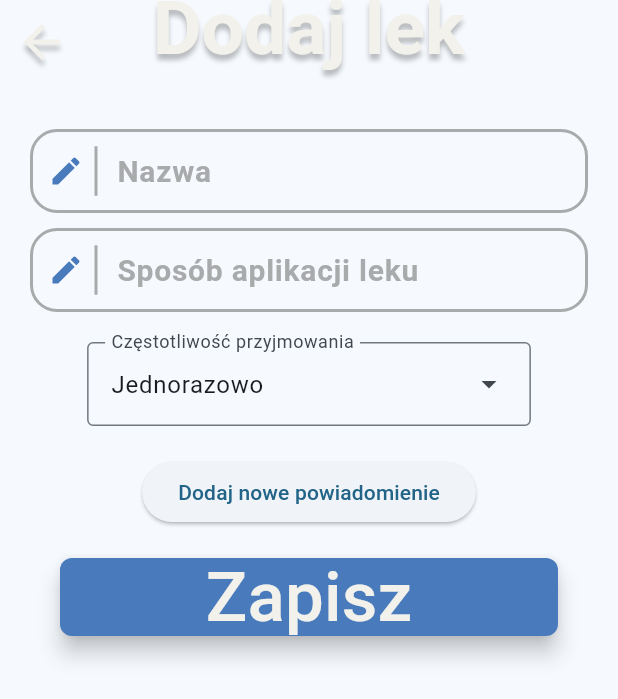
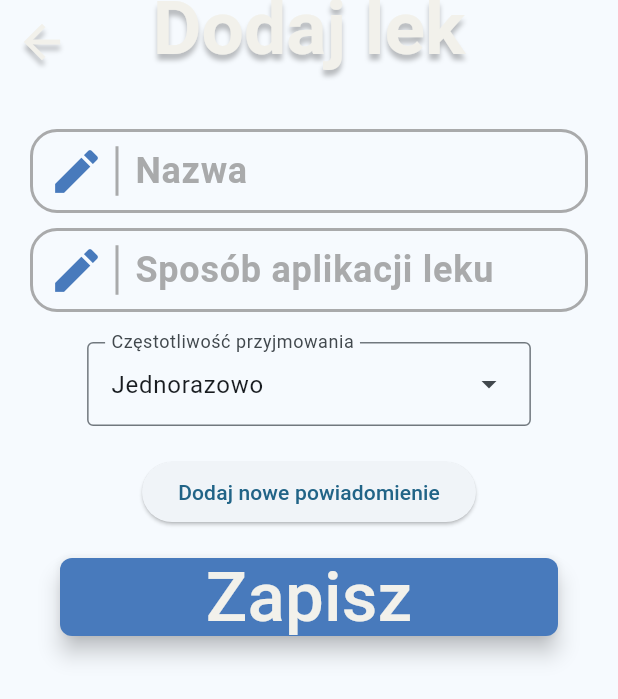
Before and after one commit to pikol93/PG_SLEMA, a Flutter app: the EditMedicineScreen screen opened directly with empty values, on a phone screen of 412 x 824 dp. Shown: the top 699 px of the screen. Run offline on Flutter 3.47's test engine with Material 3 defaults, Android fonts, the phone set to English and light mode, and no system bars; our stand-ins replace flutter_local_notifications, image_picker, loggy, shared_preferences, timezone; missing offline and left inert: photo_manager; accounts and stored records are empty; Roboto replaces fonts that are missing (Dongle).

Commit message:
Add fixes

```diff
--- a/SlemaForAndroid/lib/features/medicine/presentation/widget/formWidgets/text_input.dart
+++ b/SlemaForAndroid/lib/features/medicine/presentation/widget/formWidgets/text_input.dart
@@ -1,5 +1,6 @@
 import 'package:flutter/material.dart';
 import 'package:pg_slema/theme/custom_colors.dart';
+import 'package:photo_manager/photo_manager.dart';
 
 class CustomTextFormField extends StatefulWidget {
   final String label;
@@ -19,72 +20,93 @@ class CustomTextFormField extends StatefulWidget {
 }
 
 class _CustomTextFormFieldState extends State<CustomTextFormField> {
+  final double defaultTextBottomPadding = 0.0;
+  final double borderWidth = 2.0;
+  final double borderRadius = 18.0;
+  final double labelFontSize = 24.0;
+  final double prefixIconSize = 38.0;
+  final double prefixIconPaddingWidth = 12.0;
+  final double verticalDividerWidth = 2.0;
+  final double verticalDividerBoxHeight = 33.0;
+  late double prefixBoxWidth;
+
+  @override
+  void initState() {
+    prefixBoxWidth =
+        prefixIconSize + prefixIconPaddingWidth + verticalDividerWidth + 14.0;
+    super.initState();
+  }
+
+  String? validateInput(String? value) {
+    if (value == null || value.isEmpty) {
+      return 'Proszę uzupełnić to pole';
+    }
+    return null;
+  }
+
   @override
   Widget build(BuildContext context) {
     final MyColors? myColors = Theme.of(context).extension<MyColors>();
     return TextFormField(
       initialValue: widget.initialValue,
-      validator: (value) {
-        if (value == null || value.isEmpty) {
-          return 'Proszę uzupełnić to pole';
-        }
-        return null;
-      },
-      onChanged: (value) {
-        widget.onChanged(value);
-      },
+      validator: validateInput,
+      onChanged: widget.onChanged,
       keyboardType: TextInputType.text,
       decoration: InputDecoration(
-        labelText: widget.label,
+        label: Padding(
+          padding: EdgeInsets.only(bottom: defaultTextBottomPadding),
+          child: Text(widget.label),
+        ),
         labelStyle: TextStyle(
-          fontSize: 20,
+          fontSize: labelFontSize,
           fontWeight: FontWeight.w700,
           color: myColors?.formsCustomTextInputBorderColor ?? Colors.black12,
         ),
         border: OutlineInputBorder(
-            borderRadius: const BorderRadius.all(
-              Radius.circular(18),
+            borderRadius: BorderRadius.all(
+              Radius.circular(borderRadius),
             ),
             borderSide: BorderSide(
                 color:
                     myColors?.formsCustomTextInputBorderColor ?? Colors.black12,
-                width: 2)),
+                width: borderWidth)),
         enabledBorder: OutlineInputBorder(
-            borderRadius: const BorderRadius.all(
-              Radius.circular(18),
+            borderRadius: BorderRadius.all(
+              Radius.circular(borderRadius),
             ),
             borderSide: BorderSide(
                 color:
                     myColors?.formsCustomTextInputBorderColor ?? Colors.black12,
-                width: 2)),
+                width: borderWidth)),
         focusedBorder: OutlineInputBorder(
-            borderRadius: const BorderRadius.all(
-              Radius.circular(18),
+            borderRadius: BorderRadius.all(
+              Radius.circular(borderRadius),
             ),
             borderSide: BorderSide(
                 color:
                     myColors?.formsCustomTextInputBorderColor ?? Colors.black12,
-                width: 2)),
+                width: borderWidth)),
         prefixIcon: widget.icon == null
             ? null
             : SizedBox(
-                width: 54,
+                width: prefixBoxWidth,
                 child: Row(
                   children: [
-                    const SizedBox(
-                      width: 12,
+                    SizedBox(
+                      width: prefixIconPaddingWidth,
                     ),
                     Icon(
                       widget.icon,
                       color: myColors?.formsButtonBackgroundColor ??
                           Colors.black12,
+                      size: prefixIconSize,
                     ),
                     SizedBox(
-                      height: 33,
+                      height: verticalDividerBoxHeight,
                       child: VerticalDivider(
                         color: myColors?.formsCustomTextInputBorderColor ??
                             Colors.black12,
-                        thickness: 2,
+                        thickness: verticalDividerWidth,
                       ),
                     ),
                   ],
@@ -94,24 +116,3 @@ class _CustomTextFormFieldState extends State<CustomTextFormField> {
     );
   }
 }
-
-// Row(
-// children: [
-// const SizedBox(
-// width: 12,
-// ),
-// Icon(
-// widget.icon,
-// color: myColors?.formsButtonBackgroundColor ??
-// Colors.black12,
-// ),
-// SizedBox(
-// height: 33,
-// child: VerticalDivider(
-// color: myColors?.formsCustomTextInputBorderColor ??
-// Colors.black12,
-// thickness: 2,
-// ),
-// ),
-// ],
-// )
```
